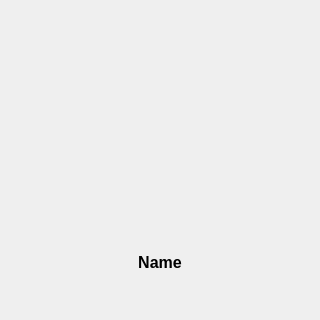
The window that ui/conference/avatarholder.ui (ultravideo/uvgComm) describes before a commit, drawn with Qt 5.
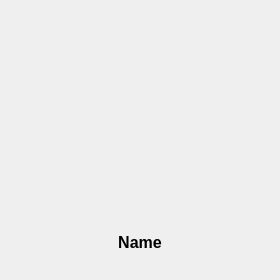
The same window after the commit. Custom widgets are drawn as their Qt base class.

Commit message:
feature(GUI): Slightly improve the layout of conference
At least the videos cannot become hidden under avatar views

Diff of the .ui file:
```diff
--- a/ui/conference/avatarholder.ui
+++ b/ui/conference/avatarholder.ui
@@ -6,10 +6,16 @@
    <rect>
     <x>0</x>
     <y>0</y>
-    <width>320</width>
-    <height>320</height>
+    <width>280</width>
+    <height>280</height>
    </rect>
   </property>
+  <property name="minimumSize">
+   <size>
+    <width>240</width>
+    <height>240</height>
+   </size>
+  </property>
   <property name="font">
    <font>
     <pointsize>12</pointsize>
```
The commit also changes 1 other file.
